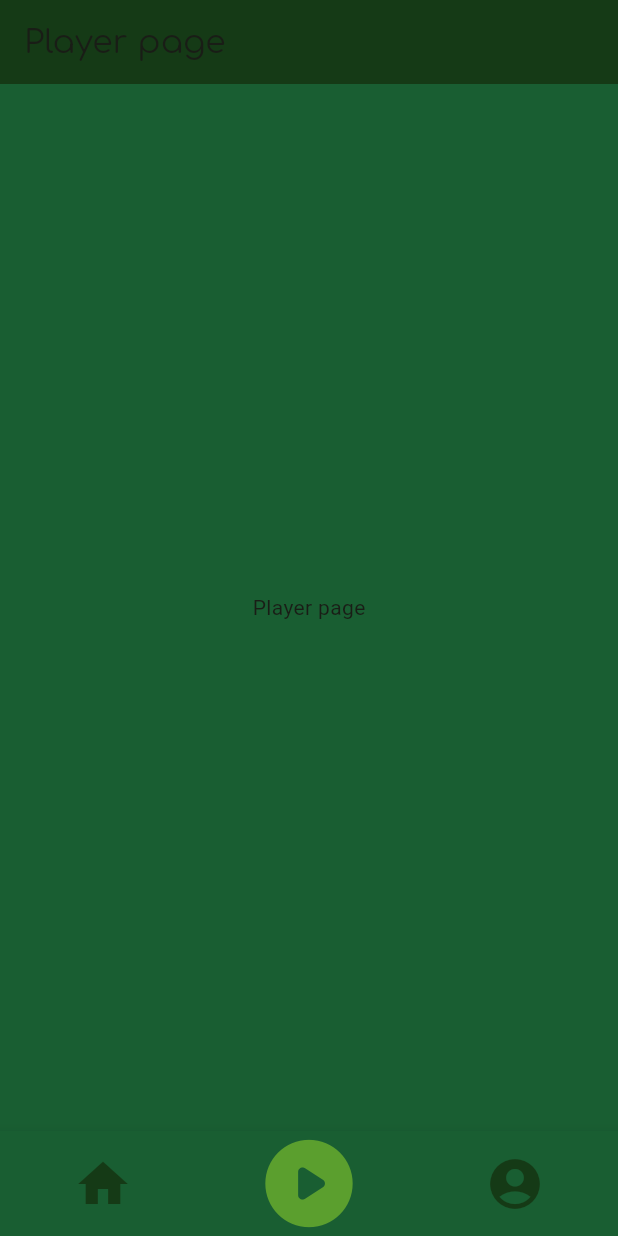
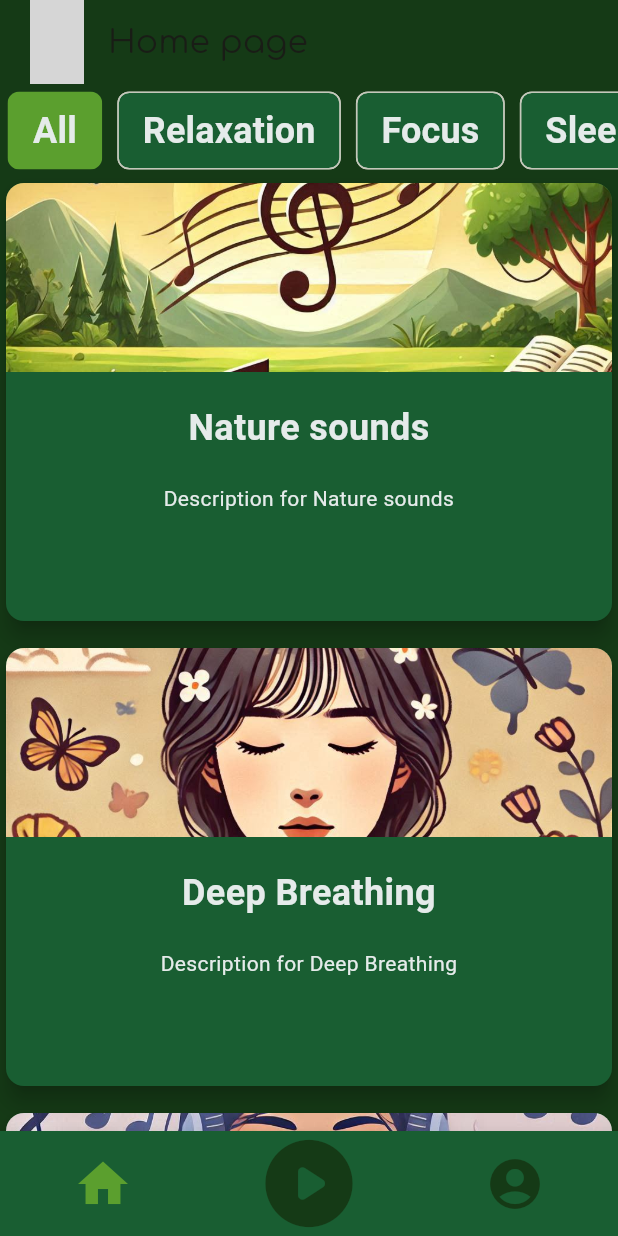
Before and after one commit to turdigicode/flutter_duo_practice, a Flutter app: the screen it shows after launch, on a phone screen of 412 x 824 dp. Run offline on Flutter 3.47's test engine with Material 3 defaults, Android fonts, the phone set to English and light mode, and no system bars; network calls fail; grey boxes are pictures that could not be loaded.

Commit message:
Design main screen, add ChoiceChip for categories and GridView for subcategories

```diff
--- /dev/null
+++ b/devtools_options.yaml
@@ -0,0 +1,3 @@
+description: This file stores settings for Dart & Flutter DevTools.
+documentation: https://docs.flutter.dev/tools/devtools/extensions#configure-extension-enablement-states
+extensions:
--- /dev/null
+++ b/lib/classes/categories/main_category.dart
@@ -0,0 +1,16 @@
+class MainCategory{
+  final String name;
+  MainCategory({required this.name});
+
+  static final List<MainCategory> mainCategories = [
+    MainCategory(name: "All"),
+    MainCategory(name: "Relaxation"),
+    MainCategory(name: "Focus"),
+    MainCategory(name: "Sleep")
+  ];
+
+  static final Map<String, MainCategory> mainCategoriesMap = {
+    for(var category in MainCategory.mainCategories)
+      category.name : category
+    };
+}
--- /dev/null
+++ b/lib/classes/categories/sub_category.dart
@@ -0,0 +1,28 @@
+import '../../constants/app_images_paths.dart';
+import 'main_category.dart';
+
+class SubCategory{
+  final String name;
+  final MainCategory mainCategory;
+  final String description;
+  final String pathToImage;
+
+  SubCategory({required this.name, required this.mainCategory, required this.description, required this.pathToImage});
+
+  static final List<SubCategory> subCategories = [
+    SubCategory(name: "Nature sounds", mainCategory: MainCategory.mainCategoriesMap["Relaxation"]!,
+                description: "Description for Nature sounds", pathToImage: AppImagesPaths.backgroundNatureSounds),
+    SubCategory(name: "Deep Breathing", mainCategory: MainCategory.mainCategoriesMap["Relaxation"]!,
+                description: "Description for Deep Breathing", pathToImage: AppImagesPaths.backgroundDeepBreathing),
+    SubCategory(name: "Calm music", mainCategory: MainCategory.mainCategoriesMap["Relaxation"]!,
+                description: "Description for Calm music", pathToImage: AppImagesPaths.backgroundCalmMusic),
+    SubCategory(name: "Lo-Fi", mainCategory: MainCategory.mainCategoriesMap["Focus"]!,
+                description: "Description for Lo-Fi", pathToImage: AppImagesPaths.backgroundLoFi),
+    SubCategory(name: "Mindfulness", mainCategory: MainCategory.mainCategoriesMap["Focus"]!,
+                description: "Description for Mindfulness", pathToImage: AppImagesPaths.backgroundMindfulness),
+    SubCategory(name: "White Noise", mainCategory: MainCategory.mainCategoriesMap["Sleep"]!,
+                description: "Description for White Noise", pathToImage: AppImagesPaths.backgroundWhiteNoise),
+    SubCategory(name: "ASMR", mainCategory: MainCategory.mainCategoriesMap["Sleep"]!,
+                description: "Description for ASMR", pathToImage: AppImagesPaths.backgroundASMR),
+  ];
+}
--- /dev/null
+++ b/lib/constants/app_images_paths.dart
@@ -0,0 +1,11 @@
+class AppImagesPaths{
+  static const String plantPicture = 'assets/images/plant_picture.png';
+
+  static const String backgroundASMR = 'assets/images/subcategories_backgrounds/asmr.png';
+  static const String backgroundNatureSounds = 'assets/images/subcategories_backgrounds/nature_sounds.jpeg';
+  static const String backgroundCalmMusic = 'assets/images/subcategories_backgrounds/calm_music.jpeg';
+  static const String backgroundLoFi = 'assets/images/subcategories_backgrounds/lo-fi.png';
+  static const String backgroundMindfulness = 'assets/images/subcategories_backgrounds/mindfulness.jpeg';
+  static const String backgroundWhiteNoise = 'assets/images/subcategories_backgrounds/white_noise.png';
+  static const String backgroundDeepBreathing = 'assets/images/subcategories_backgrounds/deep_breathing.jpeg';
+}
--- a/lib/constants/app_routes.dart
+++ b/lib/constants/app_routes.dart
@@ -1,13 +1,13 @@
 import 'package:flutter/material.dart';
 
 import '../main.dart';
-import '../screens/favorites/favorites.dart';
+import '../screens/home/home.dart';
 import '../screens/player/player.dart';
 import '../screens/profile/profile.dart';
 
 class AppRoutes {
-  static const String home = "/";
-  static const String favorites = "/favorites";
+  static const String main = "/";
+  static const String home = "/home";
   static const String player = "/player";
   static const String profile = "/profile";
 
@@ -15,16 +15,16 @@ class AppRoutes {
     return MaterialPageRoute(
         builder: (BuildContext context) {
           switch (settings.name) {
+            case main:
+              return const MainPage();
             case home:
-              return const MyHomePage();
-            case favorites:
-              return const Favorites();
+              return const Home();
             case player:
               return const Player();
             case profile:
               return const Profile();
             default:
-              return const MyHomePage();
+              return const MainPage();
           }
       },
     );
--- a/lib/main.dart
+++ b/lib/main.dart
@@ -2,7 +2,7 @@ import 'package:flutter/material.dart';
 import '../constants/app_colors.dart';
 import '../constants/app_routes.dart';
 import '../constants/fonts_constants.dart';
-import '../screens/favorites/favorites.dart';
+import '../screens/home/home.dart';
 import '../screens/player/player.dart';
 import '../screens/profile/profile.dart';
 
@@ -26,24 +26,24 @@ class MyApp extends StatelessWidget {
         ),
         useMaterial3: true,
       ),
-      initialRoute: AppRoutes.home,
+      initialRoute: AppRoutes.main,
       onGenerateRoute: AppRoutes.onGenerateRoute,
     );
   }
 }
 
-class MyHomePage extends StatefulWidget {
-  const MyHomePage({super.key});
+class MainPage extends StatefulWidget {
+  const MainPage({super.key});
 
   @override
-  State<MyHomePage> createState() => _MyHomePageState();
+  State<MainPage> createState() => _MainPageState();
 }
 
-class _MyHomePageState extends State<MyHomePage> {
-  int _selectedIndex = 1;
+class _MainPageState extends State<MainPage> {
+  int _selectedIndex = 0;
 
   final List<Widget> _screens = [
-    const Favorites(),
+    const Home(),
     const Player(),
     const Profile()
   ];
@@ -51,6 +51,9 @@ class _MyHomePageState extends State<MyHomePage> {
   void _onItemTapped(int index) {
     setState(() {
       _selectedIndex = index;
+      if(_selectedIndex == 1){
+        Navigator.pushNamed(context, AppRoutes.player);
+      }
     });
   }
 
@@ -66,11 +69,18 @@ class _MyHomePageState extends State<MyHomePage> {
         selectedFontSize: 0,
         backgroundColor: AppColors.primary,
         items: const <BottomNavigationBarItem>[
-          BottomNavigationBarItem(icon: Icon(Icons.home, size: 40), label: ""),
           BottomNavigationBarItem(
-              icon: Icon(Icons.play_circle_rounded, size: 70), label: ""),
+              icon: Icon(Icons.home, size: 40),
+              label: ""
+          ),
           BottomNavigationBarItem(
-              icon: Icon(Icons.account_circle_rounded, size: 40), label: ""),
+              icon: Icon(Icons.play_circle_rounded, size: 70),
+              label: ""
+          ),
+          BottomNavigationBarItem(
+              icon: Icon(Icons.account_circle_rounded, size: 40),
+              label: ""
+          ),
         ],
         currentIndex: _selectedIndex,
         selectedItemColor: AppColors.secondary,
--- a/lib/screens/favorites/favorites.dart
+++ /dev/null
@@ -1,19 +0,0 @@
-import 'package:flutter/material.dart';
-import 'package:flutter_duo_practice/constants/app_colors.dart';
-
-class Favorites extends StatelessWidget {
-  const Favorites({super.key});
-
-  @override
-  Widget build(BuildContext context) {
-    return Scaffold(
-      appBar: AppBar(
-        title: const Text("Favorites page"),
-      ),
-      backgroundColor: AppColors.primary,
-      body: const Center(
-        child: Text("Favourites page"),
-      ),
-    );
-  }
-}
--- /dev/null
+++ b/lib/screens/home/home.dart
@@ -0,0 +1,159 @@
+import 'package:flutter/foundation.dart';
+import 'package:flutter/material.dart';
+import 'package:flutter/rendering.dart';
+import 'package:flutter_duo_practice/classes/categories/sub_category.dart';
+import 'package:flutter_duo_practice/constants/app_colors.dart';
+
+import '../../classes/categories/main_category.dart';
+import '../../constants/app_text_styles.dart';
+
+class Home extends StatefulWidget {
+  const Home({super.key});
+
+  @override
+  State<Home> createState() => _HomeState();
+}
+
+class _HomeState extends State<Home> {
+  String _selectedCategory = "All";
+
+  @override
+  Widget build(BuildContext context) {
+
+    final filteredSubCategories = _selectedCategory == "All"
+    ? SubCategory.subCategories
+    : SubCategory.subCategories.where((subCategory) => subCategory.mainCategory.name == _selectedCategory).toList();
+
+    return Scaffold(
+      appBar: AppBar(
+        title: const Text("Home page"),
+        backgroundColor: AppColors.background,
+        leading: Padding(
+          padding: const EdgeInsets.only(left: 20),
+          child: Image.network("https://avatars.githubusercontent.com/u/120330210?v=4"),
+        ),
+      ),
+      backgroundColor: AppColors.background,
+
+      body: Column(
+        crossAxisAlignment: CrossAxisAlignment.center,
+        children: [
+          MainCategoriesChips(
+              selectedCategory: _selectedCategory,
+              mainCategories: MainCategory.mainCategories,
+              onCategorySelected: (category) =>
+                setState(() {
+                  _selectedCategory = category;
+                })
+              ),
+          Expanded(
+            child: SubCategoriesGridView(filteredSubCategories: filteredSubCategories)
+          )
+        ],
+      )
+    );
+  }
+}
+
+class MainCategoriesChips extends StatelessWidget{
+  final List<MainCategory> mainCategories;
+  final String selectedCategory;
+  final ValueChanged<String> onCategorySelected;
+
+  const MainCategoriesChips({super.key, required this.selectedCategory, required this.mainCategories, required this.onCategorySelected});
+
+  @override
+  Widget build(BuildContext context) {
+    return SingleChildScrollView(
+      scrollDirection: Axis.horizontal,
+      child: Row(
+        children: mainCategories.map((mainCategory) {
+          return Padding(
+            padding: const EdgeInsets.all(5),
+            child: ChoiceChip(
+              label: Text(mainCategory.name),
+              labelStyle: AppTextStyles.title,
+              showCheckmark: false,
+              backgroundColor: AppColors.primary,
+              selectedColor: AppColors.secondary,
+              selected: selectedCategory == mainCategory.name,
+              onSelected: (bool selected){
+                onCategorySelected(mainCategory.name);
+              },
+            ),
+          );
+        }).toList(),
+      ),
+    );
+  }
+}
+
+class SubCategoriesGridView extends StatelessWidget{
+  final List<SubCategory> filteredSubCategories;
+
+  const SubCategoriesGridView({super.key, required this.filteredSubCategories});
+
+  @override
+  Widget build(BuildContext context) {
+    return GridView.builder(
+        gridDelegate:  SliverGridDelegateWithFixedCrossAxisCount(
+            crossAxisCount: (MediaQuery.of(context).size.width / 250).floor(),
+            crossAxisSpacing: 10,
+            mainAxisSpacing: 10,
+            mainAxisExtent: 300
+        ),
+        itemCount: filteredSubCategories.length,
+        scrollDirection: Axis.vertical,
+
+        itemBuilder: (context, index){
+          return Card(
+            elevation: 6,
+            color: AppColors.primary,
+            child: Padding(
+              padding: const EdgeInsets.all(0),
+              child: Column(
+                crossAxisAlignment: CrossAxisAlignment.stretch,
+                  children: [
+                    Expanded(
+                      flex: 3,
+                        child: ClipRRect(
+                          borderRadius: const BorderRadius.vertical(top: Radius.circular(12)),
+                          child: Image.asset(
+                            filteredSubCategories[index].pathToImage,
+                            fit: BoxFit.cover,
+                          ),
+                        )
+
+                    ),
+                    const SizedBox(height: 20),
+
+                    Flexible(
+                      flex: 1,
+                        child: Text(
+                          filteredSubCategories[index].name,
+                          style: AppTextStyles.title,
+                          textAlign: TextAlign.center,
+                          overflow: TextOverflow.fade,
+                          softWrap: true,
+                        )
+                    ),
+                    const SizedBox(height: 20),
+
+                    Flexible(
+                        flex: 2,
+                        child: Text(
+                          filteredSubCategories[index].description,
+                          style: AppTextStyles.body,
+                          textAlign: TextAlign.center,
+                          overflow: TextOverflow.fade,
+                          softWrap: true,
+                        )
+                    ),
+                  ]
+              ),
+            ),
+          );
+        }
+    );
+  }
+}
--- a/lib/screens/player/player.dart
+++ b/lib/screens/player/player.dart
@@ -1,5 +1,7 @@
 import 'package:flutter/material.dart';
 import 'package:flutter_duo_practice/constants/app_colors.dart';
+
+import '../../constants/app_routes.dart';
 
 class Player extends StatelessWidget {
   const Player({super.key});
@@ -9,6 +11,12 @@ class Player extends StatelessWidget {
     return Scaffold(
       appBar: AppBar(
         title: const Text("Player page"),
+        leading:
+          IconButton(
+            onPressed: (){
+              Navigator.pushNamedAndRemoveUntil(context, AppRoutes.main, (route) => false);
+            },
+            icon: const Icon(Icons.arrow_back)),
       ),
       backgroundColor: AppColors.primary,
       body: const Center(
--- a/lib/screens/profile/profile.dart
+++ b/lib/screens/profile/profile.dart
@@ -8,7 +8,12 @@ class Profile extends StatelessWidget {
   Widget build(BuildContext context) {
     return Scaffold(
       appBar: AppBar(
-        title: const Text("Profile page"),
+        title: const Padding(
+          padding: EdgeInsets.only(left: 56),
+          child: Text("Profile page"),
+        )
+
+
       ),
       backgroundColor: AppColors.primary,
       body: const Center(
```
Also changed, not shown: pubspec.yaml (+9 -0 lines), assets/images/subcategories_backgrounds/asmr.png (added), assets/images/subcategories_backgrounds/calm_music.jpeg (added), assets/images/subcategories_backgrounds/deep_breathing.jpeg (added), assets/images/subcategories_backgrounds/lo-fi.png (added), assets/images/subcategories_backgrounds/mindfulness.jpeg (added), assets/images/subcategories_backgrounds/nature_sounds.jpeg (added), assets/images/subcategories_backgrounds/white_noise.png (added).
